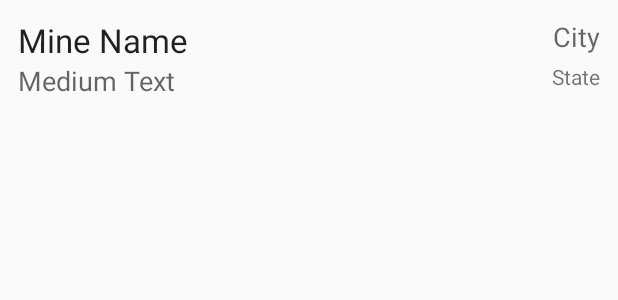
After one commit to MacKakade/MineSafetyDemo, an Android app: the layout layout_spinner_item_mines.xml on its own in the app's theme, with its tools: preview values and no code run, on a phone screen of 412 x 824 dp. The commit adds this screen. Shown: the top 300 px of the screen. Run offline under Robolectric (Android 15) with nearby library versions, the light colour scheme and no system bars.

Commit message:
New Maps added

```diff
--- /dev/null
+++ b/app/src/main/res/layout/layout_spinner_item_mines.xml
@@ -0,0 +1,43 @@
+<RelativeLayout xmlns:android="http://schemas.android.com/apk/res/android"
+                xmlns:tools="http://schemas.android.com/tools"
+                android:layout_width="match_parent"
+                android:padding="12dp"
+                android:layout_height="match_parent">
+
+    <TextView
+            android:layout_width="wrap_content"
+            android:layout_height="wrap_content"
+            android:textAppearance="?android:attr/textAppearanceLarge"
+            android:text="Mine Name"
+            android:id="@+id/text_mine_name" android:layout_alignParentTop="true"
+            android:layout_alignParentLeft="true"
+            android:layout_alignParentStart="true"/>
+    <TextView
+            android:layout_width="wrap_content"
+            android:layout_height="wrap_content"
+            android:textAppearance="?android:attr/textAppearanceMedium"
+            android:text="City"
+            android:layout_alignBottom="@+id/text_mine_name"
+            android:layout_alignTop="@+id/text_mine_name"
+            android:id="@+id/text_mine_city"
+            android:layout_alignParentRight="true"
+            android:layout_alignParentEnd="true"/>
+    <TextView
+            android:layout_width="wrap_content"
+            android:layout_height="wrap_content"
+            android:textAppearance="?android:attr/textAppearanceSmall"
+            android:text="State"
+            android:id="@+id/text_mine_state"
+            android:layout_alignBottom="@+id/text_mine_operator"
+            android:layout_alignTop="@+id/text_mine_operator"
+            android:layout_alignParentRight="true"
+            android:layout_alignParentEnd="true"/>
+    <TextView
+            android:layout_width="wrap_content"
+            android:layout_height="wrap_content"
+            android:textAppearance="?android:attr/textAppearanceMedium"
+            android:text="Medium Text"
+            android:id="@+id/text_mine_operator" android:layout_below="@+id/text_mine_name"
+            android:layout_alignParentLeft="true"
+            android:layout_alignParentStart="true"/>
+</RelativeLayout>
```
Also changed, not shown: app/src/main/java/com/dmi/minesafety/demo/MainActivity.java (+96 -41 lines), app/src/main/java/com/dmi/minesafety/demo/MineListFragment.java (added, +187 -0 lines), app/src/main/java/com/dmi/minesafety/demo/SplashScreenActivity.java (+85 -1 lines), app/src/main/java/com/dmi/minesafety/demo/dummy/DummyContent.java (+10 -1 lines), app/src/main/res/layout/marker_window.xml (+5 -4 lines).
